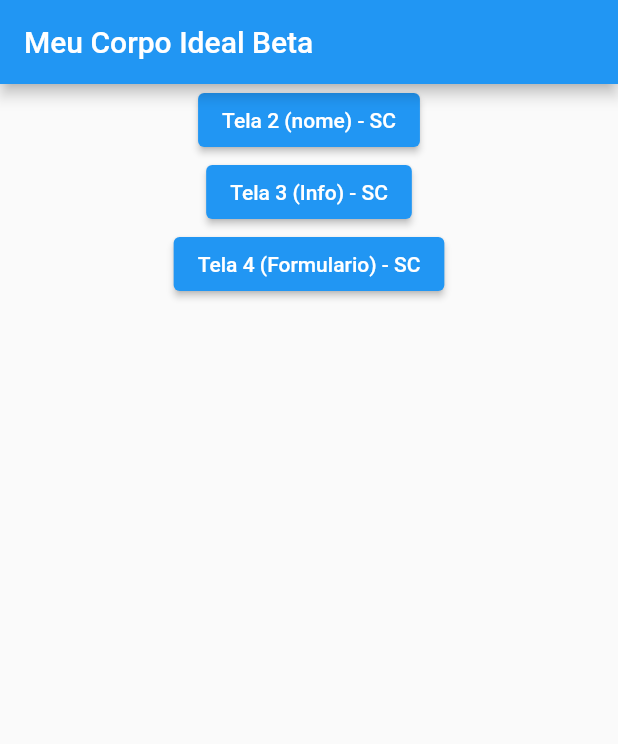
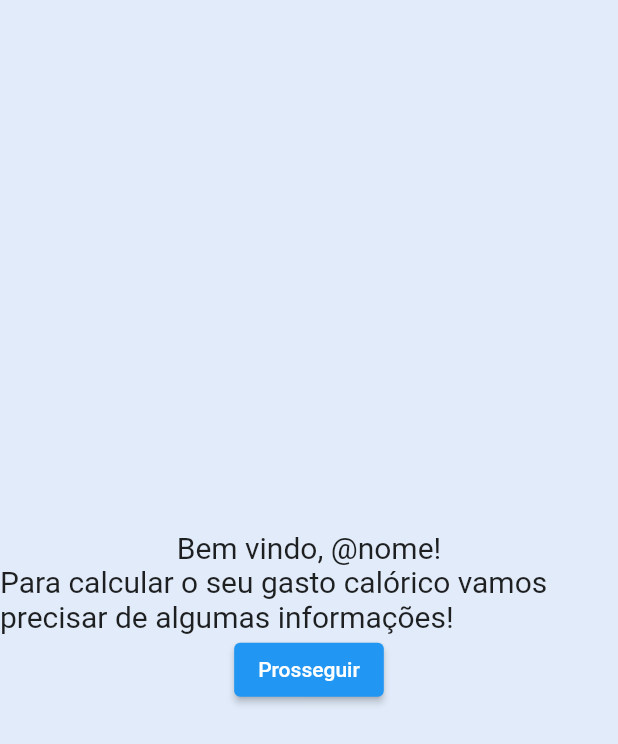
Before and after one commit to lfelipecastro/MeuCorpoIdeal, a Flutter app: the screen it shows after launch, after a tap on "Tela 3 (Info) - SC", on a phone screen of 412 x 824 dp. Shown: the top 744 px of the screen. Run offline on Flutter 3.47's test engine with Material 2 defaults, Android fonts, the phone set to English and light mode, and no system bars; our stand-ins replace sqflite; accounts and stored records are empty.

Commit message:
Atualizações na Tela 3 SC

```diff
--- a/lib/main.dart
+++ b/lib/main.dart
@@ -1,6 +1,7 @@
 import 'package:flutter/material.dart';
 import 'package:meu_corpo_ideal/sc_perg_nome_dois/perg_nome_v.dart';
 import 'package:meu_corpo_ideal/sc_form_quatro/form_v.dart';
+import 'package:meu_corpo_ideal/sc_precisa_infor_tres/prec_infor_v.dart';
 
 void main() {
   runApp(const MyApp());
@@ -84,12 +85,12 @@ class _MyHomePageState extends State<MyHomePage> {
               ElevatedButton(
                 child: Text('Tela 3 (Info) - SC'),
                 onPressed: () {
-                  /*Navigator.push(
+                  Navigator.push(
                     context,
                       MaterialPageRoute(
-                      builder: (context) => PergNome(title: 'Tela 2')
+                      builder: (context) => PrecInfor(title: 'Precisa de Informacao')
                     ),
-                  );*/
+                  );
                 },
               ),
               ElevatedButton(
--- a/lib/sc_precisa_infor_tres/prec_infor_v.dart
+++ b/lib/sc_precisa_infor_tres/prec_infor_v.dart
@@ -0,0 +1,82 @@
+import 'package:flutter/material.dart';
+import 'package:meu_corpo_ideal/main.dart';
+
+import '../sc_form_quatro/form_v.dart';
+
+void main() {
+  runApp(const MyApp());
+}
+
+class MyApp extends StatelessWidget {
+  const MyApp({super.key});
+
+  // This widget is the root of your application.
+  @override
+  Widget build(BuildContext context) {
+    return MaterialApp(
+      title: 'Tela 3',
+      theme: ThemeData(
+        // This is the theme of your application.
+        //
+        // Try running your application with "flutter run". You'll see the
+        // application has a blue toolbar. Then, without quitting the app, try
+        // changing the primarySwatch below to Colors.green and then invoke
+        // "hot reload" (press "r" in the console where you ran "flutter run",
+        // or simply save your changes to "hot reload" in a Flutter IDE).
+        // Notice that the counter didn't reset back to zero; the application
+        // is not restarted.
+        primarySwatch: Colors.blue,
+      ),
+      home: const PrecInfor(title: 'Tela 3'),
+    );
+  }
+}
+
+class PrecInfor extends StatefulWidget {
+  const PrecInfor({super.key, required this.title});
+
+  // This widget is the home page of your application. It is stateful, meaning
+  // that it has a State object (defined below) that contains fields that affect
+  // how it looks.
+
+  // This class is the configuration for the state. It holds the values (in this
+  // case the title) provided by the parent (in this case the App widget) and
+  // used by the build method of the State. Fields in a Widget subclass are
+  // always marked "final".
+
+  final String title;
+
+  @override
+  State<PrecInfor> createState() => _PrecInfor();
+}
+
+class _PrecInfor extends State<PrecInfor> {
+  @override
+  Widget build(BuildContext context) {
+    return Scaffold(
+      backgroundColor:
+          Color.fromRGBO(225, 235, 249, 1.0), //Muda cor de fundo da tela
+
+      body: Column(
+        // Center is a layout widget. It takes a single child and positions it
+        // in the middle of the parent.
+        mainAxisAlignment: MainAxisAlignment
+            .center, //Os componentes seguintes ficam no centro da tela, em sentido vertical
+
+        children: [
+          Text("Bem vindo, @nome!",
+              style: TextStyle(
+                fontSize: 20.0,
+              )),
+          Text("Para calcular o seu gasto calórico vamos precisar de algumas informações!",
+              style: TextStyle(
+                fontSize: 20.0,
+              )),
+          ElevatedButton(
+              onPressed: () => FormTela(title:'Tela 4 - Formulario'),
+              child: Text('Prosseguir')),
+        ],
+      ),
+    );
+  }
+}
```
Also changed, not shown: lib/coman_sqflite.dart (+15 -0 lines).
